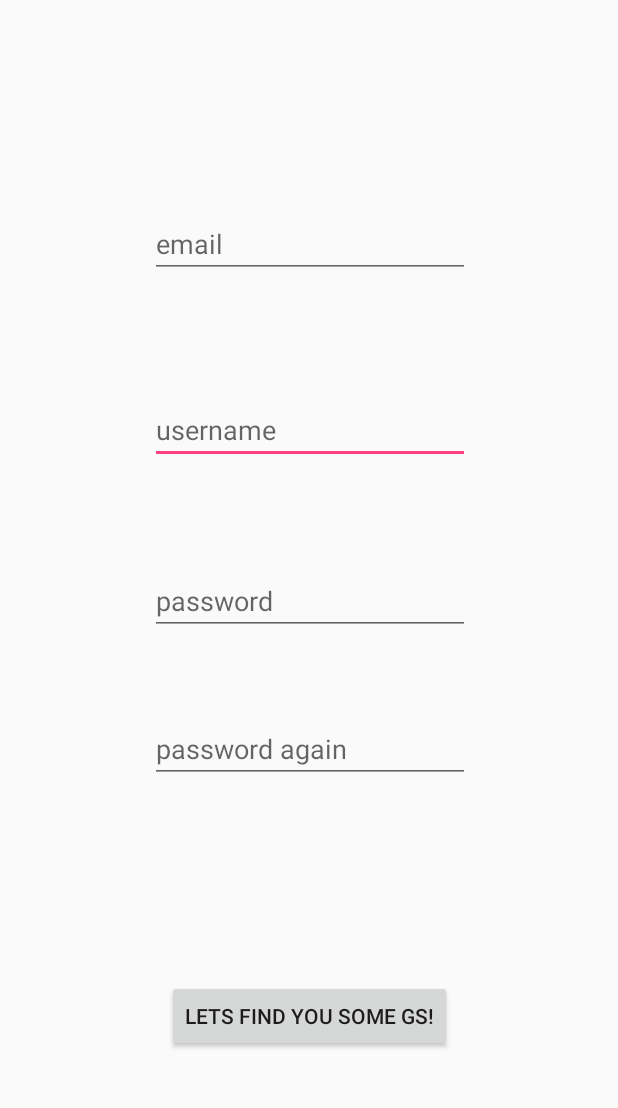
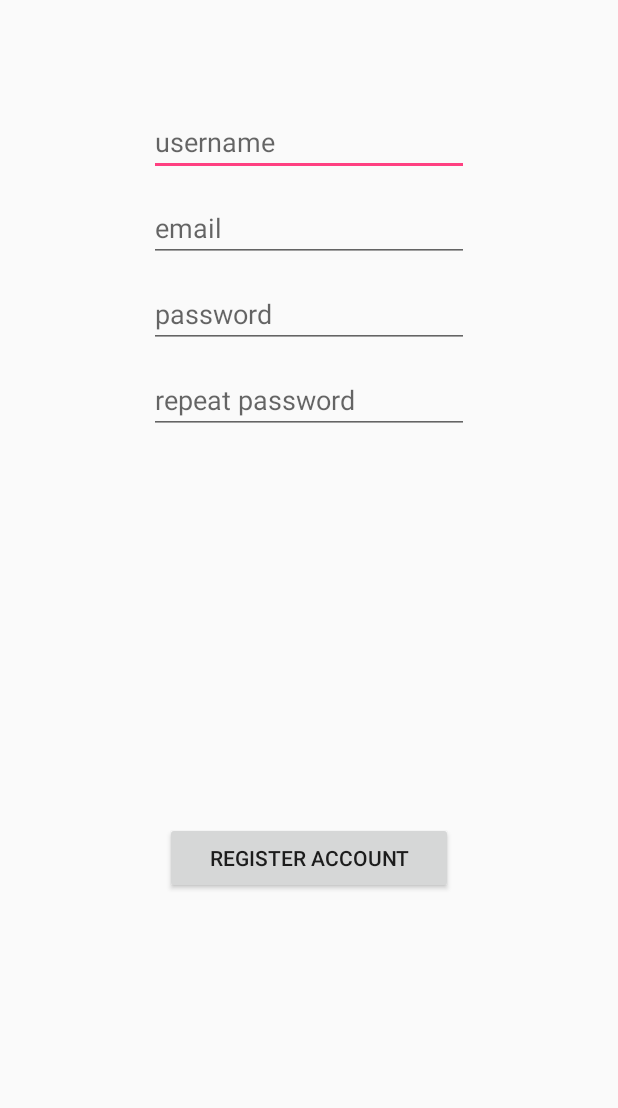
Before and after one commit to dreiddel/AnAppForJack, an Android app: the RegisterActivity screen opened directly, with no data from a screen before it, on a phone screen of 412 x 824 dp, the part 84-1192 px from its top. Run offline under Robolectric (Android 15) with nearby library versions, the phone set to English and light mode, and no system bars; our stand-ins replace Volley; network calls fail.

Commit message:
Simplified Constraints in activity_login.xml and activity_register.xml and added @string resources

```diff
--- a/app/src/main/res/layout/activity_register.xml
+++ b/app/src/main/res/layout/activity_register.xml
@@ -41,67 +41,61 @@
             android:layout_width="wrap_content"
             android:layout_height="wrap_content"
             android:ems="10"
-            android:hint="username"
+            android:hint="@string/username"
             android:inputType="text"
             app:layout_constraintBottom_toBottomOf="parent"
             app:layout_constraintLeft_toLeftOf="parent"
             app:layout_constraintRight_toRightOf="parent"
             app:layout_constraintTop_toBottomOf="@+id/app_bar"
-            app:layout_constraintHorizontal_bias="0.502"
-            app:layout_constraintVertical_bias="0.365" />
+            app:layout_constraintVertical_bias="0.1" />
 
         <EditText
             android:id="@+id/etemail"
             android:layout_width="wrap_content"
             android:layout_height="wrap_content"
             android:ems="10"
-            android:hint="email"
+            android:hint="@string/email"
             android:inputType="textEmailAddress"
-            app:layout_constraintBottom_toBottomOf="parent"
-            app:layout_constraintHorizontal_bias="0.502"
+            android:layout_marginTop="12dp"
             app:layout_constraintLeft_toLeftOf="parent"
             app:layout_constraintRight_toRightOf="parent"
-            app:layout_constraintTop_toBottomOf="@+id/app_bar"
-            app:layout_constraintVertical_bias="0.194" />
+            app:layout_constraintTop_toBottomOf="@+id/etUsername"/>
 
         <EditText
             android:id="@+id/etPassword"
             android:layout_width="wrap_content"
             android:layout_height="wrap_content"
             android:ems="10"
-            android:hint="password"
+            android:hint="@string/password"
             android:inputType="textPassword"
-            app:layout_constraintBottom_toBottomOf="parent"
+            android:layout_marginTop="12dp"
             app:layout_constraintLeft_toLeftOf="parent"
             app:layout_constraintRight_toRightOf="parent"
-            app:layout_constraintTop_toBottomOf="@+id/app_bar"
-            app:layout_constraintHorizontal_bias="0.502"
-            app:layout_constraintVertical_bias="0.523" />
+            app:layout_constraintTop_toBottomOf="@+id/etemail" />
 
         <EditText
             android:id="@+id/etPasswordCheck"
             android:layout_width="wrap_content"
             android:layout_height="wrap_content"
             android:ems="10"
-            android:hint="password again"
+            android:hint="@string/repeat_password"
             android:inputType="textPassword"
-            app:layout_constraintBottom_toBottomOf="parent"
+            android:layout_marginTop="12dp"
             app:layout_constraintLeft_toLeftOf="parent"
             app:layout_constraintRight_toRightOf="parent"
-            app:layout_constraintTop_toBottomOf="@+id/app_bar"
-            app:layout_constraintHorizontal_bias="0.502"
-            app:layout_constraintVertical_bias="0.66" />
+            app:layout_constraintTop_toBottomOf="@+id/etPassword"/>
 
         <Button
             android:id="@+id/bRegisterButton"
             android:layout_width="wrap_content"
             android:layout_height="wrap_content"
-            android:text="Lets Find You some Gs!"
-            app:layout_constraintBottom_toBottomOf="parent"
+            android:minEms="12"
+            android:text="@string/register_account"
             app:layout_constraintLeft_toLeftOf="parent"
             app:layout_constraintRight_toRightOf="parent"
-            app:layout_constraintTop_toBottomOf="@+id/app_bar"
-            app:layout_constraintVertical_bias="0.907" />
+            app:layout_constraintTop_toBottomOf="@+id/etPasswordCheck"
+            app:layout_constraintBottom_toBottomOf="parent"
+            app:layout_constraintVertical_bias=".6"/>
 
     </android.support.constraint.ConstraintLayout>
 
--- a/app/src/main/res/values/strings.xml
+++ b/app/src/main/res/values/strings.xml
@@ -14,4 +14,11 @@
     <string name="back">Back</string>
     <string name="navigation_friends">Friends</string>
     <string name="navigation_messaging">Messaging</string>
+    <string name="login_button">Log In</string>
+    <string name="register_button">Register</string>
+    <string name="password">password</string>
+    <string name="username">username</string>
+    <string name="register_account">Register Account</string>
+    <string name="repeat_password">repeat password</string>
+    <string name="email">email</string>
 </resources>
```
Also changed, not shown: app/src/main/res/layout/activity_login.xml (+20 -23 lines).
